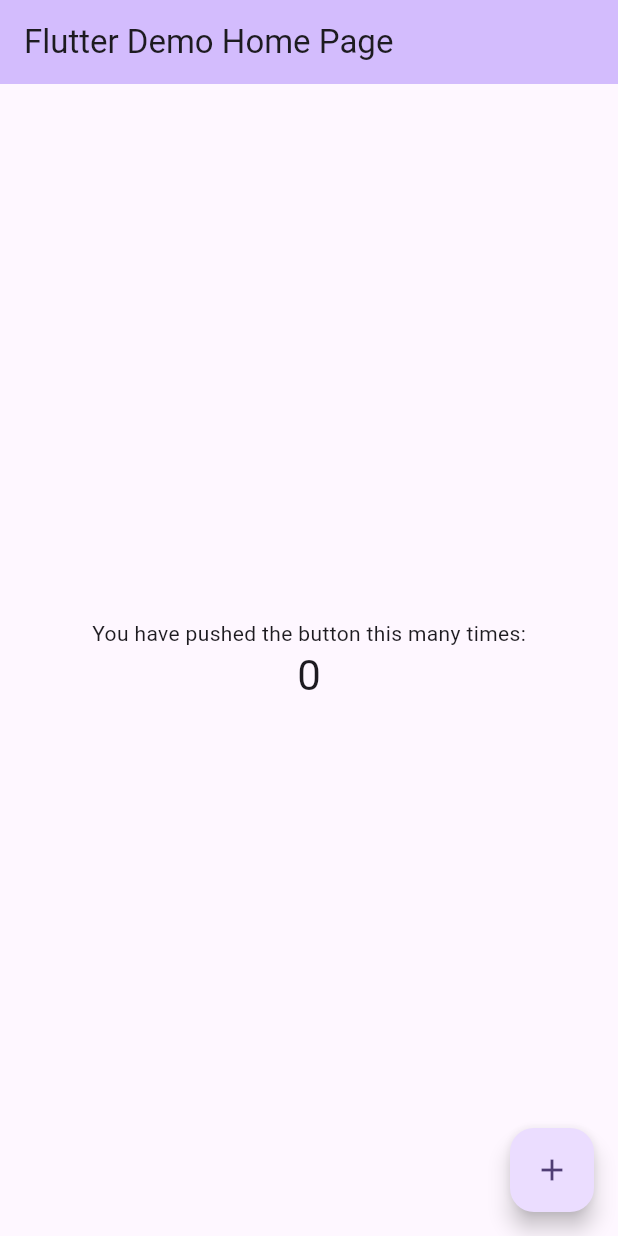
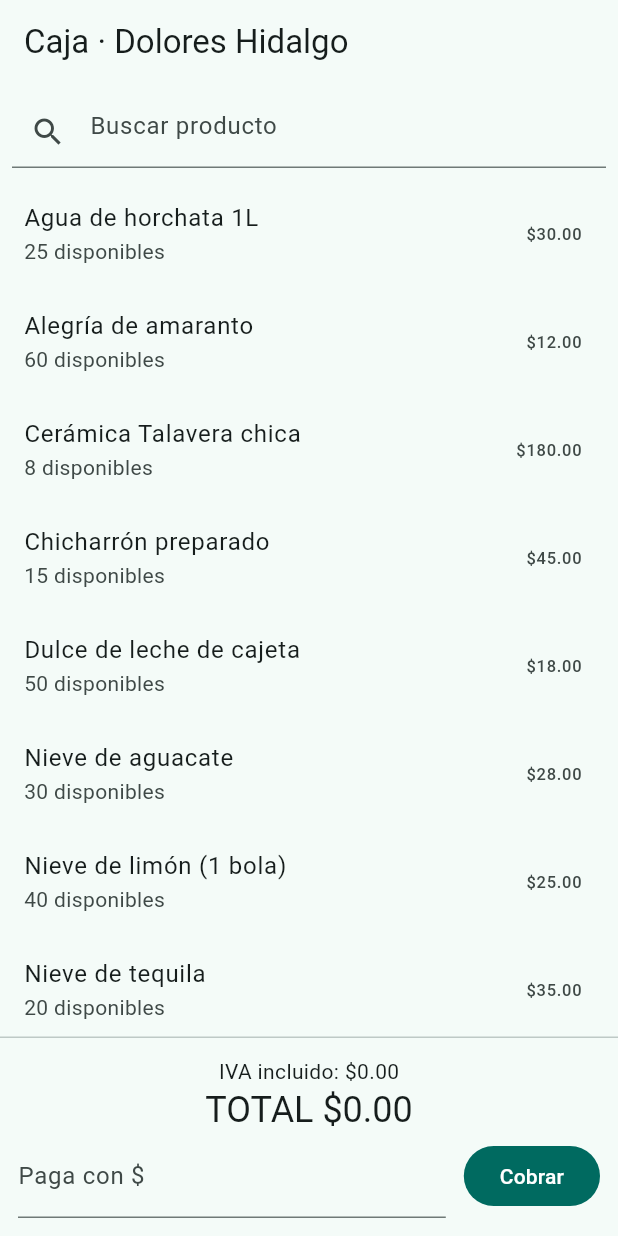
Before and after one commit to ariavila164-sudo/aplicaciones-moviles, a Flutter app: the screen it shows after launch, on a phone screen of 412 x 824 dp. Run offline on Flutter 3.47's test engine with Material 3 defaults, Android fonts, the phone set to English and light mode, and no system bars; our stand-ins replace audioplayers, sensors_plus, shared_preferences, sqflite, video_player; accounts and stored records are empty.

Commit message:
proyecto terminado

```diff
--- a/UNIDAD2/punto_venta_dolores/lib/Datos/repositorio_productos.dart
+++ b/UNIDAD2/punto_venta_dolores/lib/Datos/repositorio_productos.dart
@@ -0,0 +1,65 @@
+import 'package:sqflite/sqflite.dart';
+import '../dominio/excepciones.dart';
+import '../dominio/producto.dart';
+
+class RepositorioProductos {
+  final Database db;
+  RepositorioProductos(this.db);
+
+  Future<Producto> agregar(Producto p) async {
+    try {
+      final id = await db.insert('productos', p.aMapa());
+      return p.copiarCon(id: id);
+    } on DatabaseException catch (e) {
+      if (e.isUniqueConstraintError()) throw CodigoDuplicadoException(p.codigo);
+      rethrow;
+    }
+  }
+
+  Future<Producto?> buscarPorCodigo(String codigo) async {
+    final filas =
+        await db.query('productos', where: 'codigo = ?', whereArgs: [codigo]);
+    return filas.isEmpty ? null : Producto.desdeMapa(filas.first);
+  }
+
+  Future<List<Producto>> listar({String filtro = ''}) async {
+    final filas = await db.query(
+      'productos',
+      where: filtro.isEmpty ? null : 'nombre LIKE ? OR codigo LIKE ?',
+      whereArgs: filtro.isEmpty ? null : ['%$filtro%', '%$filtro%'],
+      orderBy: 'nombre',
+    );
+    return filas.map(Producto.desdeMapa).toList();
+  }
+
+  Future<void> actualizarExistencias(String codigo, int nuevas) =>
+      db.update('productos', {'existencias': nuevas},
+          where: 'codigo = ?', whereArgs: [codigo]);
+
+  Future<void> eliminar(String codigo) =>
+      db.delete('productos', where: 'codigo = ?', whereArgs: [codigo]);
+
+  /// Productos con pocas existencias (alerta de resurtido).
+  Future<List<Producto>> bajoInventario({int limite = 5}) async {
+    final filas = await db.query('productos',
+        where: 'existencias <= ?', whereArgs: [limite], orderBy: 'existencias');
+    return filas.map(Producto.desdeMapa).toList();
+  }
+
+  Future<void> sembrarEjemplos() async {
+    if ((await listar()).isNotEmpty) return;
+    const ejemplos = [
+      Producto(codigo: 'NV-001', nombre: 'Nieve de limón (1 bola)', precioCentavos: 2500, existencias: 40),
+      Producto(codigo: 'NV-002', nombre: 'Nieve de aguacate', precioCentavos: 2800, existencias: 30),
+      Producto(codigo: 'NV-003', nombre: 'Nieve de tequila', precioCentavos: 3500, existencias: 20),
+      Producto(codigo: 'DU-001', nombre: 'Dulce de leche de cajeta', precioCentavos: 1800, existencias: 50),
+      Producto(codigo: 'DU-002', nombre: 'Alegría de amaranto', precioCentavos: 1200, existencias: 60),
+      Producto(codigo: 'CE-001', nombre: 'Cerámica Talavera chica', precioCentavos: 18000, existencias: 8),
+      Producto(codigo: 'AG-001', nombre: 'Agua de horchata 1L', precioCentavos: 3000, existencias: 25),
+      Producto(codigo: 'ES-001', nombre: 'Chicharrón preparado', precioCentavos: 4500, existencias: 15),
+    ];
+    for (final e in ejemplos) {
+      await agregar(e);
+    }
+  }
+}
--- a/UNIDAD2/punto_venta_dolores/lib/Datos/repositorio_ventas.dart
+++ b/UNIDAD2/punto_venta_dolores/lib/Datos/repositorio_ventas.dart
@@ -0,0 +1,80 @@
+import 'package:sqflite/sqflite.dart';
+import '../dominio/carrito.dart';
+import '../dominio/excepciones.dart';
+import '../dominio/venta.dart';
+
+class RepositorioVentas {
+  final Database db;
+  RepositorioVentas(this.db);
+
+  /// Cobra: valida pago, guarda venta + líneas y descuenta inventario.
+  /// Todo en UNA transacción: o se guarda todo o no se guarda nada.
+  Future<Venta> cobrar(Carrito carrito, int pagoCentavos, {DateTime? fecha}) async {
+    carrito.cambio(pagoCentavos); // lanza si carrito vacío o pago corto
+    final momento = fecha ?? DateTime.now();
+    late int ventaId;
+    await db.transaction((txn) async {
+      // Revalida existencias contra la base (otro cajero pudo vender).
+      for (final l in carrito.lineas) {
+        final f = await txn.query('productos',
+            columns: ['existencias'],
+            where: 'codigo = ?',
+            whereArgs: [l.producto.codigo]);
+        final disp = f.isEmpty ? 0 : f.first['existencias'] as int;
+        if (disp < l.cantidad) {
+          throw ExistenciasInsuficientesException(l.producto.nombre, disp);
+        }
+      }
+      ventaId = await txn.insert('ventas', {
+        'fecha': momento.toIso8601String(),
+        'total_centavos': carrito.totalCentavos,
+        'iva_centavos': carrito.ivaCentavos,
+        'pago_centavos': pagoCentavos,
+      });
+      for (final l in carrito.lineas) {
+        await txn.insert('lineas_venta', {
+          'venta_id': ventaId,
+          'codigo': l.producto.codigo,
+          'nombre': l.producto.nombre,
+          'cantidad': l.cantidad,
+          'precio_centavos': l.producto.precioCentavos,
+        });
+        await txn.rawUpdate(
+            'UPDATE productos SET existencias = existencias - ? WHERE codigo = ?',
+            [l.cantidad, l.producto.codigo]);
+      }
+    });
+    return Venta(
+      id: ventaId,
+      fecha: momento,
+      totalCentavos: carrito.totalCentavos,
+      ivaCentavos: carrito.ivaCentavos,
+      pagoCentavos: pagoCentavos,
+      lineas: carrito.lineas
+          .map((l) => LineaVenta(l.producto.codigo, l.producto.nombre,
+              l.cantidad, l.producto.precioCentavos))
+          .toList(),
+    );
+  }
+
+  /// Corte del día: suma de ventas de la fecha dada.
+  Future<ResumenDia> corteDelDia(DateTime dia) async {
+    final inicio = DateTime(dia.year, dia.month, dia.day);
+    final fin = inicio.add(const Duration(days: 1));
+    final r = await db.rawQuery('''
+      SELECT COUNT(*) AS n,
+             COALESCE(SUM(total_centavos),0) AS total,
+             COALESCE(SUM(iva_centavos),0) AS iva
+      FROM ventas WHERE fecha >= ? AND fecha < ?''',
+        [inicio.toIso8601String(), fin.toIso8601String()]);
+    final f = r.first;
+    return ResumenDia(f['n'] as int, f['total'] as int, f['iva'] as int);
+  }
+
+  /// Los más vendidos: ranking para decidir qué resurtir.
+  Future<List<Map<String, Object?>>> masVendidos({int limite = 5}) =>
+      db.rawQuery('''
+        SELECT nombre, SUM(cantidad) AS unidades
+        FROM lineas_venta GROUP BY codigo
+        ORDER BY unidades DESC LIMIT ?''', [limite]);
+}
--- a/UNIDAD2/punto_venta_dolores/lib/Dominio/venta.dart
+++ b/UNIDAD2/punto_venta_dolores/lib/Dominio/venta.dart
@@ -0,0 +1,35 @@
+class LineaVenta {
+  final String codigo;
+  final String nombre;
+  final int cantidad;
+  final int precioCentavos;
+  const LineaVenta(this.codigo, this.nombre, this.cantidad, this.precioCentavos);
+  int get importeCentavos => cantidad * precioCentavos;
+}
+
+class Venta {
+  final int? id;
+  final DateTime fecha;
+  final int totalCentavos;
+  final int ivaCentavos;
+  final int pagoCentavos;
+  final List<LineaVenta> lineas;
+
+  const Venta({
+    this.id,
+    required this.fecha,
+    required this.totalCentavos,
+    required this.ivaCentavos,
+    required this.pagoCentavos,
+    required this.lineas,
+  });
+
+  int get cambioCentavos => pagoCentavos - totalCentavos;
+}
+
+class ResumenDia {
+  final int numeroVentas;
+  final int totalCentavos;
+  final int ivaCentavos;
+  const ResumenDia(this.numeroVentas, this.totalCentavos, this.ivaCentavos);
+}
--- a/UNIDAD2/punto_venta_dolores/lib/Presentacion/caja_viewmodel.dart
+++ b/UNIDAD2/punto_venta_dolores/lib/Presentacion/caja_viewmodel.dart
@@ -0,0 +1,53 @@
+import 'package:flutter/foundation.dart';
+import 'package:punto_venta_dolores/Datos/repositorio_ventas.dart';
+import '../datos/repositorio_productos.dart';
+import '../dominio/carrito.dart';
+import '../dominio/dinero.dart';
+import '../dominio/producto.dart';
+import '../dominio/venta.dart';
+
+class CajaViewModel extends ChangeNotifier {
+  final RepositorioProductos productos;
+  final RepositorioVentas ventas;
+  Carrito carrito = Carrito();
+  List<Producto> catalogo = [];
+  String? mensaje;
+  Venta? ultimaVenta;
+
+  CajaViewModel(this.productos, this.ventas);
+
+  Future<void> cargar({String filtro = ''}) async {
+    catalogo = await productos.listar(filtro: filtro);
+    notifyListeners();
+  }
+
+  void agregar(Producto p) {
+    try {
+      carrito.agregar(p);
+      mensaje = null;
+    } catch (e) {
+      mensaje = e.toString();
+    }
+    notifyListeners();
+  }
+
+  void quitar(String codigo) {
+    carrito.quitar(codigo);
+    notifyListeners();
+  }
+
+  Future<bool> cobrar(String textoPago) async {
+    try {
+      final pago = pesosACentavos(textoPago);
+      ultimaVenta = await ventas.cobrar(carrito, pago);
+      mensaje = 'Cambio: ${formatearPesos(ultimaVenta!.cambioCentavos)}';
+      carrito = Carrito();
+      await cargar();
+      return true;
+    } catch (e) {
+      mensaje = e.toString();
+      notifyListeners();
+      return false;
+    }
+  }
+}
--- a/UNIDAD2/punto_venta_dolores/lib/Presentacion/pantalla_caja.dart
+++ b/UNIDAD2/punto_venta_dolores/lib/Presentacion/pantalla_caja.dart
@@ -0,0 +1,94 @@
+import 'package:flutter/material.dart';
+import '../dominio/dinero.dart';
+import 'caja_viewmodel.dart';
+
+class PantallaCaja extends StatefulWidget {
+  final CajaViewModel vm;
+  const PantallaCaja({super.key, required this.vm});
+  @override
+  State<PantallaCaja> createState() => _PantallaCajaState();
+}
+
+class _PantallaCajaState extends State<PantallaCaja> {
+  final _pago = TextEditingController();
+
+  @override
+  void initState() {
+    super.initState();
+    widget.vm.cargar();
+  }
+
+  @override
+  Widget build(BuildContext context) {
+    final vm = widget.vm;
+    return AnimatedBuilder(
+      animation: vm,
+      builder: (_, __) => Scaffold(
+        appBar: AppBar(title: const Text('Caja · Dolores Hidalgo')),
+        body: Column(children: [
+          Padding(
+            padding: const EdgeInsets.all(8),
+            child: TextField(
+              decoration: const InputDecoration(
+                  prefixIcon: Icon(Icons.search), hintText: 'Buscar producto'),
+              onChanged: (t) => vm.cargar(filtro: t),
+            ),
+          ),
+          Expanded(
+            child: ListView(children: [
+              for (final p in vm.catalogo)
+                ListTile(
+                  title: Text(p.nombre),
+                  subtitle: Text('${p.existencias} disponibles'),
+                  trailing: Text(formatearPesos(p.precioCentavos)),
+                  onTap: p.existencias == 0 ? null : () => vm.agregar(p),
+                ),
+            ]),
+          ),
+          const Divider(height: 1),
+          for (final l in vm.carrito.lineas)
+            ListTile(
+              dense: true,
+              title: Text('${l.cantidad} × ${l.producto.nombre}'),
+              trailing: Row(mainAxisSize: MainAxisSize.min, children: [
+                Text(formatearPesos(l.importeCentavos)),
+                IconButton(
+                    icon: const Icon(Icons.close),
+                    onPressed: () => vm.quitar(l.producto.codigo)),
+              ]),
+            ),
+          Padding(
+            padding: const EdgeInsets.all(12),
+            child: Column(children: [
+              Text('IVA incluido: ${formatearPesos(vm.carrito.ivaCentavos)}'),
+              Text('TOTAL ${formatearPesos(vm.carrito.totalCentavos)}',
+                  style: Theme.of(context).textTheme.headlineSmall),
+              Row(children: [
+                Expanded(
+                  child: TextField(
+                    controller: _pago,
+                    keyboardType:
+                        const TextInputType.numberWithOptions(decimal: true),
+                    decoration: const InputDecoration(labelText: 'Paga con \$'),
+                  ),
+                ),
+                const SizedBox(width: 12),
+                FilledButton(
+                  onPressed: () async {
+                    if (await vm.cobrar(_pago.text)) _pago.clear();
+                  },
+                  child: const Text('Cobrar'),
+                ),
+              ]),
+              if (vm.mensaje != null)
+                Padding(
+                  padding: const EdgeInsets.only(top: 8),
+                  child: Text(vm.mensaje!),
+                ),
+            ]),
+          ),
+        ]),
+      ),
+    );
+  }
+}
--- a/UNIDAD2/punto_venta_dolores/lib/main.dart
+++ b/UNIDAD2/punto_venta_dolores/lib/main.dart
@@ -1,122 +1,18 @@
 import 'package:flutter/material.dart';
+import 'package:punto_venta_dolores/Datos/repositorio_ventas.dart';
+import 'datos/base_datos.dart';
+import 'datos/repositorio_productos.dart';
+import 'presentacion/caja_viewmodel.dart';
+import 'presentacion/pantalla_caja.dart';
 
-void main() {
-  runApp(const MyApp());
+Future<void> main() async {
+  WidgetsFlutterBinding.ensureInitialized();
+  final db = await BaseDatos.abrir(); // composition root
+  final productos = RepositorioProductos(db);
+  await productos.sembrarEjemplos();
+  runApp(MaterialApp(
+    title: 'Punto de Venta Dolores',
+    theme: ThemeData(colorSchemeSeed: Colors.teal, useMaterial3: true),
+    home: PantallaCaja(vm: CajaViewModel(productos, RepositorioVentas(db))),
+  ));
 }
-
-class MyApp extends StatelessWidget {
-  const MyApp({super.key});
-
-  // This widget is the root of your application.
-  @override
-  Widget build(BuildContext context) {
-    return MaterialApp(
-      title: 'Flutter Demo',
-      theme: ThemeData(
-        // This is the theme of your application.
-        //
-        // TRY THIS: Try running your application with "flutter run". You'll see
-        // the application has a purple toolbar. Then, without quitting the app,
-        // try changing the seedColor in the colorScheme below to Colors.green
-        // and then invoke "hot reload" (save your changes or press the "hot
-        // reload" button in a Flutter-supported IDE, or press "r" if you used
-        // the command line to start the app).
-        //
-        // Notice that the counter didn't reset back to zero; the application
-        // state is not lost during the reload. To reset the state, use hot
-        // restart instead.
-        //
-        // This works for code too, not just values: Most code changes can be
-        // tested with just a hot reload.
-        colorScheme: .fromSeed(seedColor: Colors.deepPurple),
-      ),
-      home: const MyHomePage(title: 'Flutter Demo Home Page'),
-    );
-  }
-}
-
-class MyHomePage extends StatefulWidget {
-  const MyHomePage({super.key, required this.title});
-
-  // This widget is the home page of your application. It is stateful, meaning
-  // that it has a State object (defined below) that contains fields that affect
-  // how it looks.
-
-  // This class is the configuration for the state. It holds the values (in this
-  // case the title) provided by the parent (in this case the App widget) and
-  // used by the build method of the State. Fields in a Widget subclass are
-  // always marked "final".
-
-  final String title;
-
-  @override
-  State<MyHomePage> createState() => _MyHomePageState();
-}
-
-class _MyHomePageState extends State<MyHomePage> {
-  int _counter = 0;
-
-  void _incrementCounter() {
-    setState(() {
-      // This call to setState tells the Flutter framework that something has
-      // changed in this State, which causes it to rerun the build method below
-      // so that the display can reflect the updated values. If we changed
-      // _counter without calling setState(), then the build method would not be
-      // called again, and so nothing would appear to happen.
-      _counter++;
-    });
-  }
-
-  @override
-  Widget build(BuildContext context) {
-    // This method is rerun every time setState is called, for instance as done
-    // by the _incrementCounter method above.
-    //
-    // The Flutter framework has been optimized to make rerunning build methods
-    // fast, so that you can just rebuild anything that needs updating rather
-    // than having to individually change instances of widgets.
-    return Scaffold(
-      appBar: AppBar(
-        // TRY THIS: Try changing the color here to a specific color (to
-        // Colors.amber, perhaps?) and trigger a hot reload to see the AppBar
-        // change color while the other colors stay the same.
-        backgroundColor: Theme.of(context).colorScheme.inversePrimary,
-        // Here we take the value from the MyHomePage object that was created by
-        // the App.build method, and use it to set our appbar title.
-        title: Text(widget.title),
-      ),
-      body: Center(
-        // Center is a layout widget. It takes a single child and positions it
-        // in the middle of the parent.
-        child: Column(
-          // Column is also a layout widget. It takes a list of children and
-          // arranges them vertically. By default, it sizes itself to fit its
-          // children horizontally, and tries to be as tall as its parent.
-          //
-          // Column has various properties to control how it sizes itself and
-          // how it positions its children. Here we use mainAxisAlignment to
-          // center the children vertically; the main axis here is the vertical
-          // axis because Columns are vertical (the cross axis would be
-          // horizontal).
-          //
-          // TRY THIS: Invoke "debug painting" (choose the "Toggle Debug Paint"
-          // action in the IDE, or press "p" in the console), to see the
-          // wireframe for each widget.
-          mainAxisAlignment: .center,
-          children: [
-            const Text('You have pushed the button this many times:'),
-            Text(
-              '$_counter',
-              style: Theme.of(context).textTheme.headlineMedium,
-            ),
-          ],
-        ),
-      ),
-      floatingActionButton: FloatingActionButton(
-        onPressed: _incrementCounter,
-        tooltip: 'Increment',
-        child: const Icon(Icons.add),
-      ),
-    );
-  }
-}
--- a/UNIDAD2/punto_venta_dolores/pubspec.yaml
+++ b/UNIDAD2/punto_venta_dolores/pubspec.yaml
@@ -41,6 +41,8 @@ dependencies:
   # package. See that file for information about deactivating specific lint
   # rules and activating additional ones.
   flutter_lints: ^6.0.0
+  sqflite: ^2.4.5
+  path: ^1.9.1
 
 dev_dependencies:
   flutter_test:
```
Also changed, not shown: UNIDAD2/punto_venta_dolores/lib/Datos/base_datos.dart (+44 -0 lines), UNIDAD2/punto_venta_dolores/image-10.png (added), UNIDAD2/punto_venta_dolores/image-11.png (added), UNIDAD2/punto_venta_dolores/image-12.png (added), UNIDAD2/punto_venta_dolores/image-13.png (added), UNIDAD2/punto_venta_dolores/image-9.png (added), UNIDAD2/punto_venta_dolores/pubspec.lock, 4 other files.
